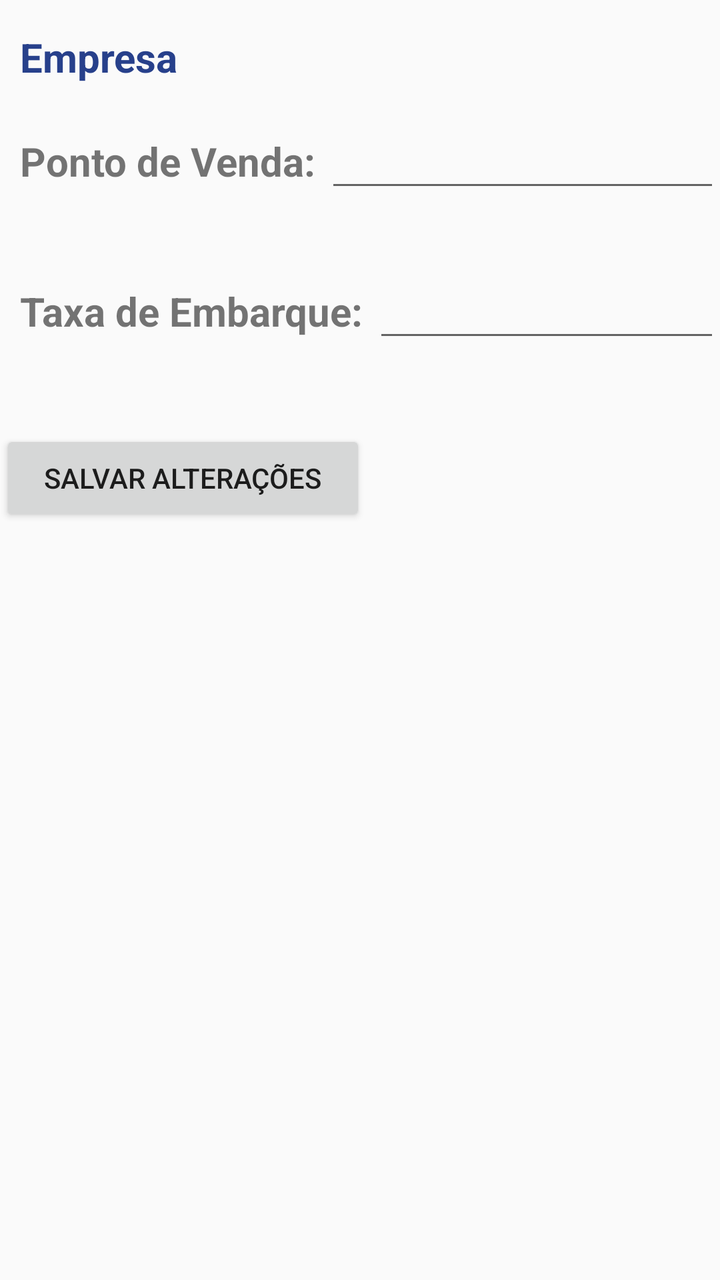
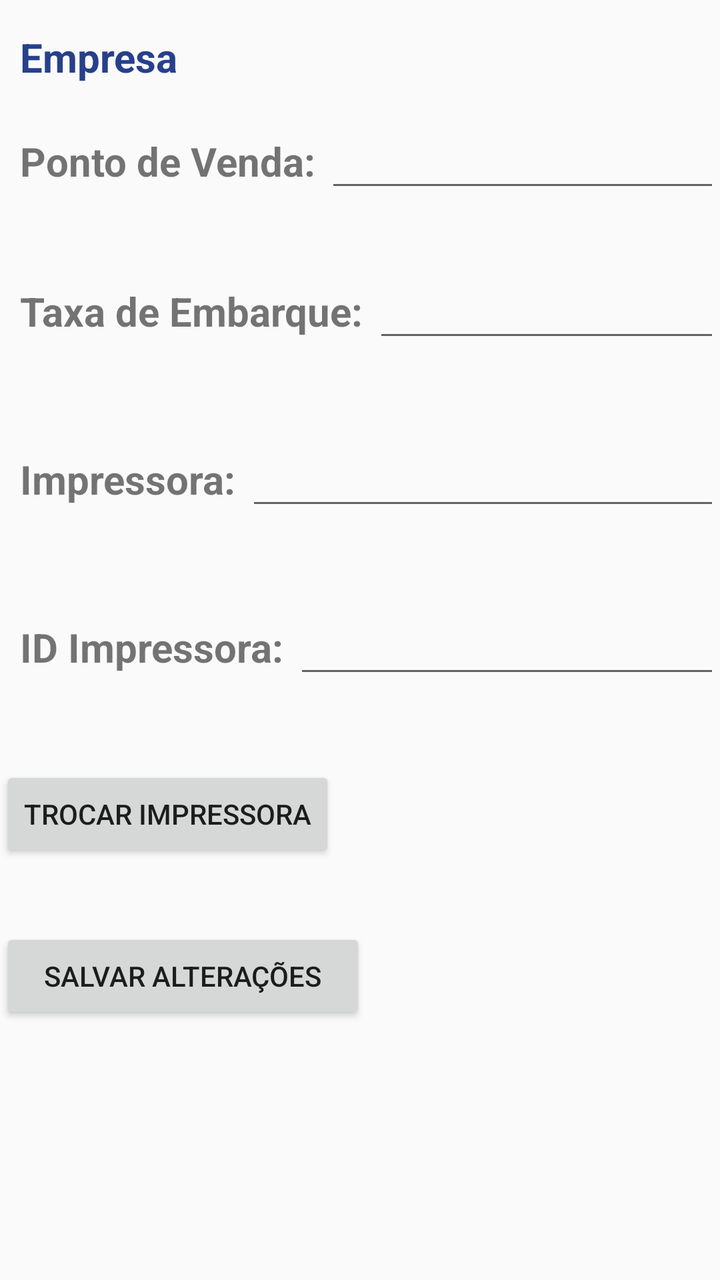

Two renders of the same Android screen: before a commit and after it. Below are the layout's source before the change and the commit's diff.
<!-- AndroidManifest.xml: activity theme AppTheme.NoActionBar -->
<!-- res/layout/activity_parametros.xml -->
<?xml version="1.0" encoding="utf-8"?>
<LinearLayout xmlns:android="http://schemas.android.com/apk/res/android"
    android:layout_width="match_parent"
    android:layout_height="match_parent"
    android:orientation="vertical">

    <LinearLayout
        android:layout_width="match_parent"
        android:layout_height="match_parent"
        android:orientation="vertical">

        <LinearLayout
            android:layout_width="match_parent"
            android:layout_height="wrap_content"
            android:orientation="horizontal">

            <TextView
                android:id="@+id/txtEmpresa"
                android:layout_width="132dp"
                android:layout_height="wrap_content"
                android:layout_marginLeft="10dp"
                android:layout_marginTop="15dp"
                android:layout_weight="1"
                android:text="Empresa"
                android:textColor="#27408B"
                android:textSize="20sp"
                android:textStyle="bold" />


        </LinearLayout>


        <LinearLayout
            android:layout_width="match_parent"
            android:layout_height="89dp"
            android:orientation="horizontal">

            <TextView
                android:id="@+id/txtPvenda"
                android:layout_width="wrap_content"
                android:layout_height="wrap_content"
                android:text="Ponto de Venda: "
                android:layout_marginLeft="10dp"
                android:layout_marginTop="15dp"
                android:textSize="20sp"
                android:textStyle="bold"/>

            <EditText
                android:id="@+id/edtPvenda"
                android:layout_width="wrap_content"
                android:layout_height="wrap_content"
                android:layout_weight="1"
                android:layout_marginTop="15dp"
                android:ems="10"
                android:inputType="textPersonName"
                android:textSize="20sp"
                android:textStyle="bold"/>

        </LinearLayout>

        <LinearLayout
            android:layout_width="match_parent"
            android:layout_height="84dp"
            android:orientation="horizontal">

            <TextView
                android:id="@+id/txtEmb"
                android:layout_width="wrap_content"
                android:layout_height="wrap_content"
                android:layout_marginTop="1dp"
                android:layout_marginLeft="10dp"
                android:text="Taxa de Embarque: "
                android:textSize="20sp"
                android:textStyle="bold" />

            <EditText
                android:id="@+id/edtTxEmb"
                android:layout_width="wrap_content"
                android:layout_height="wrap_content"
                android:layout_marginTop="1dp"
                android:layout_weight="1"
                android:ems="10"
                android:inputType="textPersonName"
                android:textSize="20sp"
                android:textStyle="bold" />

        </LinearLayout>

        <LinearLayout
            android:layout_width="match_parent"
            android:layout_height="178dp"
            android:orientation="horizontal">

            <Button
                android:id="@+id/btnSalvar"
                android:layout_width="183dp"
                android:layout_height="wrap_content"
                android:text="Salvar Alterações" />


        </LinearLayout>

    </LinearLayout>

</LinearLayout>
<!-- resources referenced by this layout -->
<resources>
  <style name="AppTheme.NoActionBar">
          <item name="windowActionBar">false</item>
          <item name="windowNoTitle">true</item>
      </style>
</resources>

<!-- the commit's change to res/layout/activity_parametros.xml (unified diff, before → after) -->
@@ -88,6 +88,76 @@
 
         <LinearLayout
             android:layout_width="match_parent"
+            android:layout_height="84dp"
+            android:orientation="horizontal">
+
+            <TextView
+                android:id="@+id/txtImp"
+                android:layout_width="wrap_content"
+                android:layout_height="wrap_content"
+                android:layout_marginTop="1dp"
+                android:layout_marginLeft="10dp"
+                android:text="Impressora: "
+                android:textSize="20sp"
+                android:textStyle="bold" />
+
+            <EditText
+                android:id="@+id/edtImpressora"
+                android:layout_width="wrap_content"
+                android:layout_height="wrap_content"
+                android:layout_marginTop="1dp"
+                android:layout_weight="1"
+                android:ems="10"
+                android:inputType="textPersonName"
+                android:textSize="20sp"
+                android:textStyle="bold" />
+
+        </LinearLayout>
+
+        <LinearLayout
+            android:layout_width="match_parent"
+            android:layout_height="84dp"
+            android:orientation="horizontal">
+
+            <TextView
+                android:id="@+id/txtIDimp"
+                android:layout_width="wrap_content"
+                android:layout_height="wrap_content"
+                android:layout_marginTop="1dp"
+                android:layout_marginLeft="10dp"
+                android:text="ID Impressora: "
+                android:textSize="20sp"
+                android:textStyle="bold" />
+
+            <EditText
+                android:id="@+id/edtIDimp"
+                android:layout_width="wrap_content"
+                android:layout_height="wrap_content"
+                android:layout_marginTop="1dp"
+                android:layout_weight="1"
+                android:ems="10"
+                android:inputType="textPersonName"
+                android:textSize="20sp"
+                android:textStyle="bold" />
+
+        </LinearLayout>
+
+        <LinearLayout
+            android:layout_width="match_parent"
+            android:layout_height="81dp"
+            android:orientation="horizontal">
+
+            <Button
+                android:id="@+id/btnMudaimp"
+                android:layout_width="wrap_content"
+                android:layout_height="wrap_content"
+                android:text="Trocar Impressora" />
+
+
+        </LinearLayout>
+
+        <LinearLayout
+            android:layout_width="match_parent"
             android:layout_height="178dp"
             android:orientation="horizontal">
 
